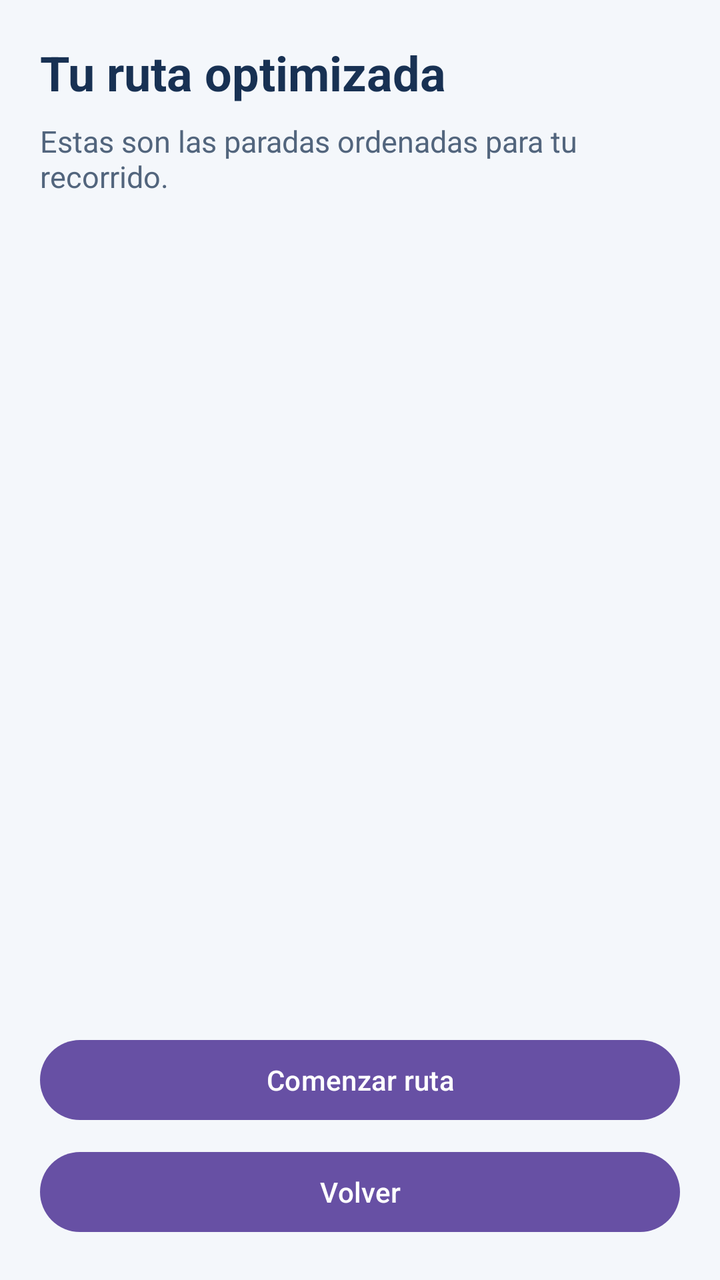
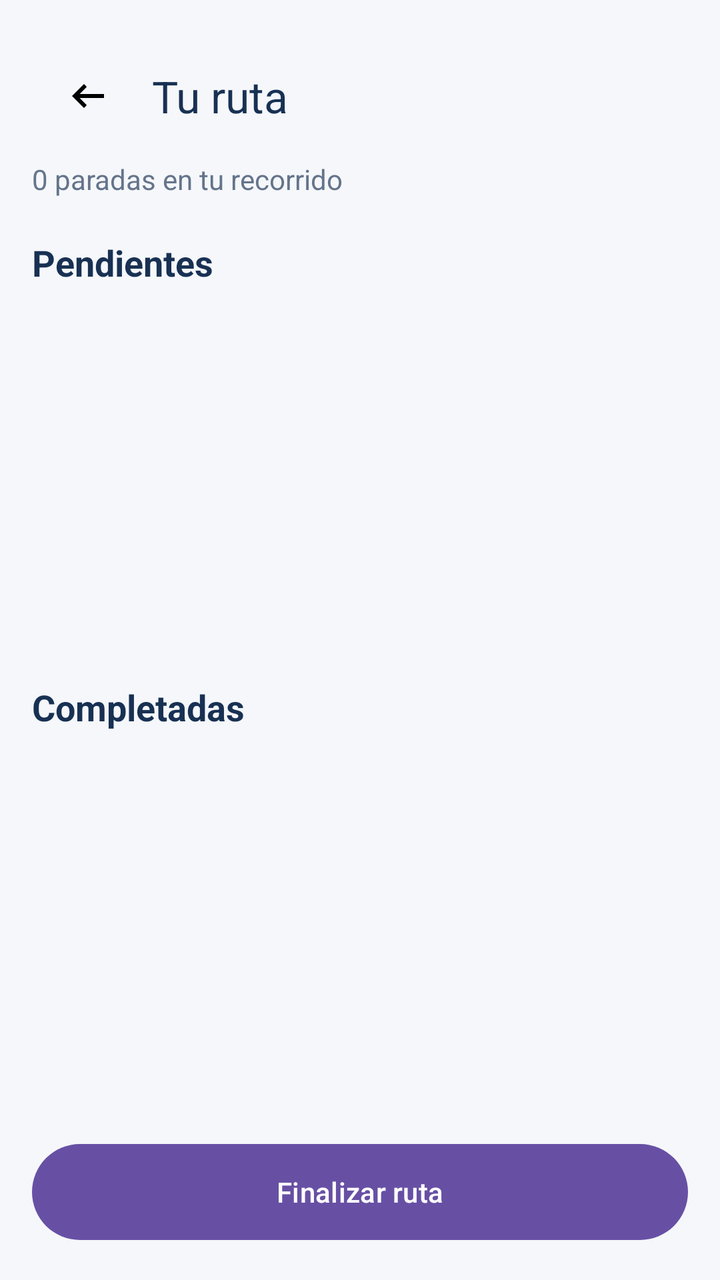

Two renders of the same Android screen: before a commit and after it. Below are the layout's source before the change and the commit's diff.
<!-- AndroidManifest.xml: application theme Theme.RoutePlanner -->
<!-- res/layout/activity_route_result.xml -->
<?xml version="1.0" encoding="utf-8"?>
<LinearLayout xmlns:android="http://schemas.android.com/apk/res/android"
    android:layout_width="match_parent"
    android:layout_height="match_parent"
    android:orientation="vertical"
    android:background="#F4F7FB"
    android:padding="20dp">

    <TextView
        android:layout_width="match_parent"
        android:layout_height="wrap_content"
        android:text="Tu ruta optimizada"
        android:textColor="#183153"
        android:textSize="24sp"
        android:textStyle="bold"
        android:layout_marginBottom="8dp" />

    <TextView
        android:id="@+id/tvRouteSummary"
        android:layout_width="match_parent"
        android:layout_height="wrap_content"
        android:text="Estas son las paradas ordenadas para tu recorrido."
        android:textColor="#52657D"
        android:textSize="15sp"
        android:layout_marginBottom="20dp" />

    <androidx.recyclerview.widget.RecyclerView
        android:id="@+id/rvOptimizedRoute"
        android:layout_width="match_parent"
        android:layout_height="0dp"
        android:layout_weight="1"
        android:clipToPadding="false"
        android:paddingBottom="12dp" />

    <Button
        android:id="@+id/btnStartRoute"
        android:layout_width="match_parent"
        android:layout_height="wrap_content"
        android:text="Comenzar ruta" />

    <Button
        android:id="@+id/btnBackToNewRoute"
        android:layout_width="match_parent"
        android:layout_height="wrap_content"
        android:text="Volver"
        android:layout_marginTop="8dp" />

</LinearLayout>
<!-- resources referenced by this layout -->
<resources>
  <style name="Theme.RoutePlanner" parent="Base.Theme.RoutePlanner" />
  <style name="Base.Theme.RoutePlanner" parent="Theme.Material3.DayNight.NoActionBar">
          
          
      </style>
</resources>

<!-- the commit's change to res/layout/activity_route_result.xml (unified diff, before → after) -->
@@ -2,30 +2,63 @@
 <LinearLayout xmlns:android="http://schemas.android.com/apk/res/android"
     android:layout_width="match_parent"
     android:layout_height="match_parent"
+    xmlns:app="http://schemas.android.com/apk/res-auto"
     android:orientation="vertical"
-    android:background="#F4F7FB"
-    android:padding="20dp">
+    android:background="#F5F7FA"
+    android:padding="16dp">
 
-    <TextView
+    
+    <com.google.android.material.appbar.MaterialToolbar
+        android:id="@+id/toolbar"
         android:layout_width="match_parent"
-        android:layout_height="wrap_content"
-        android:text="Tu ruta optimizada"
-        android:textColor="#183153"
-        android:textSize="24sp"
-        android:textStyle="bold"
-        android:layout_marginBottom="8dp" />
+        android:layout_height="?attr/actionBarSize"
+        android:background="#F5F7FA"
+        android:elevation="2dp"
+        app:title="Tu ruta"
+        app:titleTextColor="#183153"
+        app:navigationIcon="@drawable/ic_arrow_back_24" />
 
+    
     <TextView
         android:id="@+id/tvRouteSummary"
         android:layout_width="match_parent"
         android:layout_height="wrap_content"
-        android:text="Estas son las paradas ordenadas para tu recorrido."
-        android:textColor="#52657D"
-        android:textSize="15sp"
-        android:layout_marginBottom="20dp" />
+        android:text="0 paradas en tu recorrido"
+        android:textColor="#64748B"
+        android:textSize="14sp"
+        android:paddingBottom="20dp" />
+
+    
+    <TextView
+        android:layout_width="match_parent"
+        android:layout_height="wrap_content"
+        android:text="Pendientes"
+        android:textColor="#183153"
+        android:textSize="18sp"
+        android:textStyle="bold"
+        android:paddingBottom="8dp" />
 
     <androidx.recyclerview.widget.RecyclerView
-        android:id="@+id/rvOptimizedRoute"
+        android:id="@+id/rvPendingStops"
+        android:layout_width="match_parent"
+        android:layout_height="0dp"
+        android:layout_weight="1"
+        android:clipToPadding="false"
+        android:paddingBottom="12dp" />
+
+    
+    <TextView
+        android:layout_width="match_parent"
+        android:layout_height="wrap_content"
+        android:text="Completadas"
+        android:textColor="#183153"
+        android:textSize="18sp"
+        android:textStyle="bold"
+        android:paddingTop="8dp"
+        android:paddingBottom="8dp" />
+
+    <androidx.recyclerview.widget.RecyclerView
+        android:id="@+id/rvCompletedStops"
         android:layout_width="match_parent"
         android:layout_height="0dp"
         android:layout_weight="1"
@@ -33,16 +66,10 @@
         android:paddingBottom="12dp" />
 
     <Button
-        android:id="@+id/btnStartRoute"
+        android:id="@+id/btnFinishRoute"
         android:layout_width="match_parent"
-        android:layout_height="wrap_content"
-        android:text="Comenzar ruta" />
-
-    <Button
-        android:id="@+id/btnBackToNewRoute"
-        android:layout_width="match_parent"
-        android:layout_height="wrap_content"
-        android:text="Volver"
-        android:layout_marginTop="8dp" />
+        android:layout_height="56dp"
+        android:layout_marginTop="12dp"
+        android:text="Finalizar ruta" />
 
 </LinearLayout>
<!-- resource entries referenced after the edit -->
@@ -1,5 +1,11 @@
 <!-- resources referenced by this layout -->
 <resources>
+  <!-- drawable ic_arrow_back_24 (drawable) -->
+  <vector xmlns:android="http://schemas.android.com/apk/res/android" android:autoMirrored="true" android:height="24dp" android:tint="#000000" android:viewportHeight="960" android:viewportWidth="960" android:width="24dp">
+        
+      <path android:fillColor="@android:color/white" android:pathData="M400,720L160,480L400,240L456,298L314,440L800,440L800,520L314,520L456,662L400,720Z"/>
+      
+  </vector>
   <style name="Theme.RoutePlanner" parent="Base.Theme.RoutePlanner" />
   <style name="Base.Theme.RoutePlanner" parent="Theme.Material3.DayNight.NoActionBar">
           
